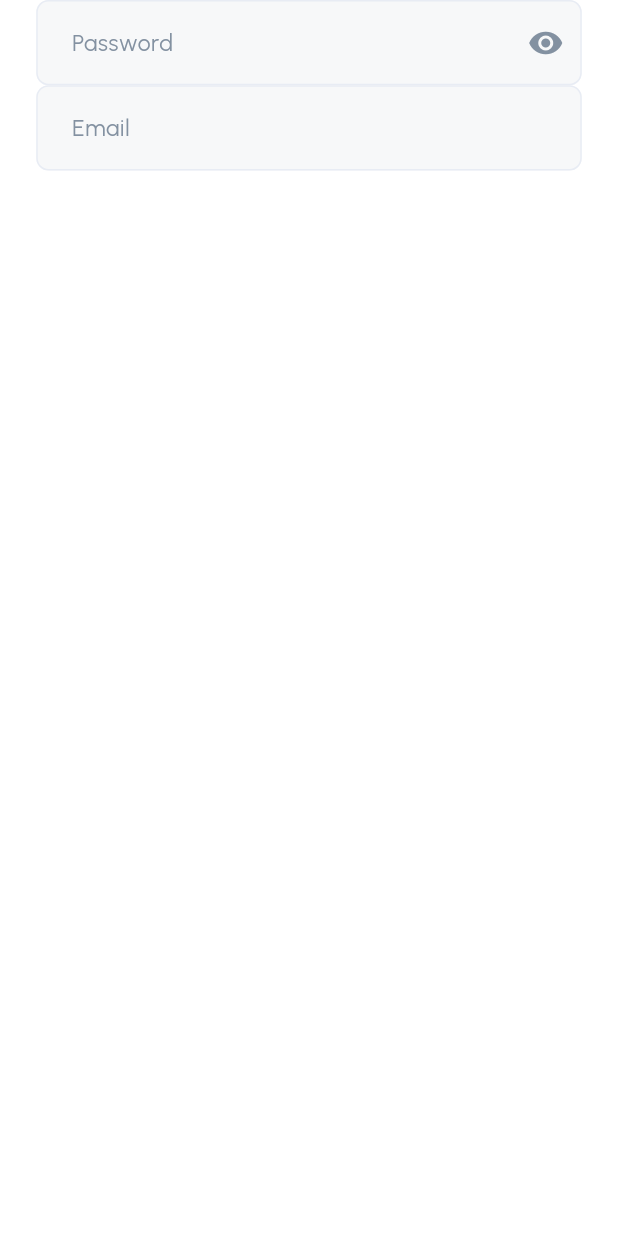
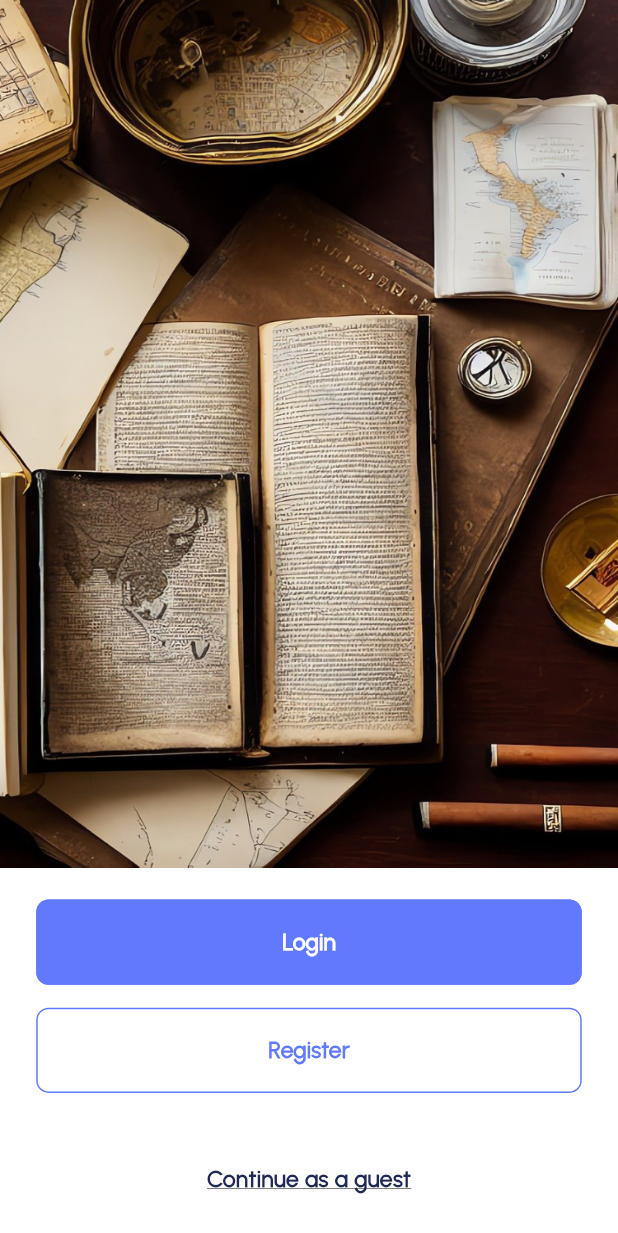
Before and after one commit to Elhaw2003/finance-app, a Flutter app: the screen it shows after launch, on a phone screen of 412 x 824 dp. Shown: the top 1233 px of the screen. Run offline on Flutter 3.47's test engine with Material 3 defaults, Android fonts, the phone set to English and light mode, and no system bars; our stand-ins replace flutter_screenutil.

Commit message:
onboarding screen design done

```diff
--- a/lib/core/utilities/app_colors.dart
+++ b/lib/core/utilities/app_colors.dart
@@ -6,6 +6,8 @@ class AppColors{
   static const Color primaryColor = Color(0xff617AFD);
   static const Color secondaryColor = Color(0xff8391A1);
   static const Color white = Colors.white;
+  static const Color black = Colors.black;
+  static const Color black202955 = Color(0xff202955);
   static const Color grey = Color(0xff8391A1);
   static const Color borderTextFieldColor = Color(0xffE8ECF4);
   static const Color textFieldColor = Color(0xffF7F8F9);
--- a/lib/core/utilities/app_texts.dart
+++ b/lib/core/utilities/app_texts.dart
@@ -1,4 +1,5 @@
 class AppTexts{
   static const String login = "Login";
   static const String register = "Register";
+  static const String continueAsAGuest = "Continue as a guest";
 }
--- /dev/null
+++ b/lib/features/onboarding/presentation/view/onboarding_body.dart
@@ -0,0 +1,49 @@
+import 'package:finance_app/core/utilities/app_colors.dart';
+import 'package:finance_app/core/utilities/app_texts.dart';
+import 'package:finance_app/core/widgets/custom_button_widget.dart';
+import 'package:flutter/material.dart';
+import 'package:flutter_screenutil/flutter_screenutil.dart';
+
+import '../../../../generated/assets.dart';
+
+class OnboardingBody extends StatelessWidget {
+  const OnboardingBody({super.key});
+
+  @override
+  Widget build(BuildContext context) {
+    return Column(
+      children: [
+        Image.asset(
+          Assets.imagesOnboardingImage,
+          width: double.infinity,
+          height: 570.h,
+          fit: BoxFit.fill,
+        ),
+        21.verticalSpace,
+        const CustomButtonWidget(
+            title: AppTexts.login,
+            titleColor: AppColors.white,
+            buttonColor: AppColors.primaryColor,
+            borderColor: AppColors.primaryColor,
+        ),
+        15.verticalSpace,
+        const CustomButtonWidget(
+            title: AppTexts.register,
+            titleColor: AppColors.primaryColor,
+            buttonColor: AppColors.white,
+            borderColor: AppColors.primaryColor,
+        ),
+        46.verticalSpace,
+        Text(
+          AppTexts.continueAsAGuest,
+          style: TextStyle(
+            fontSize: 15.sp,
+            fontWeight: FontWeight.w700,
+            color: AppColors.black202955,
+            decoration: TextDecoration.underline
+          ),
+        ),
+      ],
+    );
+  }
+}
--- /dev/null
+++ b/lib/features/onboarding/presentation/view/onboarding_screen.dart
@@ -0,0 +1,13 @@
+import 'package:finance_app/features/onboarding/presentation/view/onboarding_body.dart';
+import 'package:flutter/material.dart';
+
+class OnboardingScreen extends StatelessWidget {
+  const OnboardingScreen({super.key});
+
+  @override
+  Widget build(BuildContext context) {
+    return Scaffold(
+      body: OnboardingBody(),
+    );
+  }
+}
--- a/lib/main.dart
+++ b/lib/main.dart
@@ -3,6 +3,7 @@ import 'package:finance_app/core/utilities/app_texts.dart';
 import 'package:finance_app/core/utilities/app_theme.dart';
 import 'package:finance_app/core/widgets/custom_button_widget.dart';
 import 'package:finance_app/core/widgets/custom_text_field_widget.dart';
+import 'package:finance_app/features/onboarding/presentation/view/onboarding_screen.dart';
 import 'package:flutter/material.dart';
 import 'package:flutter_screenutil/flutter_screenutil.dart';
 
@@ -33,30 +34,7 @@ class _FinanceAppState extends State<FinanceApp> {
           home: child,
         );
       },
-      child: Scaffold(
-        body: Center(
-          child: Column(
-            children: [
-              CustomTextFieldWidget(
-                hintText: "Password",
-                obscureText: obscureText,
-                suffixIcon: IconButton(
-                  onPressed: () {
-                    setState(() {
-                      obscureText = !obscureText;
-                    });
-                  },
-                  icon: Icon(
-                    Icons.visibility,
-                    color: obscureText? AppColors.grey: AppColors.primaryColor,
-                  ),
-                ),
-              ),
-              CustomTextFieldWidget(hintText: "Email")
-            ],
-          )
-        ),
-      ),
+      child: const OnboardingScreen()
     );
   }
 }
--- a/pubspec.yaml
+++ b/pubspec.yaml
@@ -60,8 +60,8 @@ flutter:
   uses-material-design: true
 
   # To add assets to your application, add an assets section, like this:
-  # assets:
-  #   - images/a_dot_burr.jpeg
+  assets:
+    - assets/images/
   #   - images/a_dot_ham.jpeg
 
   # An image asset can refer to one or more resolution-specific "variants", see
@@ -78,7 +78,7 @@ flutter:
   fonts:
     - family: Urbanist
       fonts:
-        - asset: assets/Urbanist-Regular.ttf
+        - asset: assets/fonts/Urbanist-Regular.ttf
   #   - family: Trajan Pro
   #     fonts:
   #       - asset: fonts/TrajanPro.ttf
```
Also changed, not shown: assets/fonts/Urbanist-Regular.ttf (renamed from assets/Urbanist-Regular.ttf), assets/images/onboarding_image.png (added), lib/generated/assets.dart (added).
